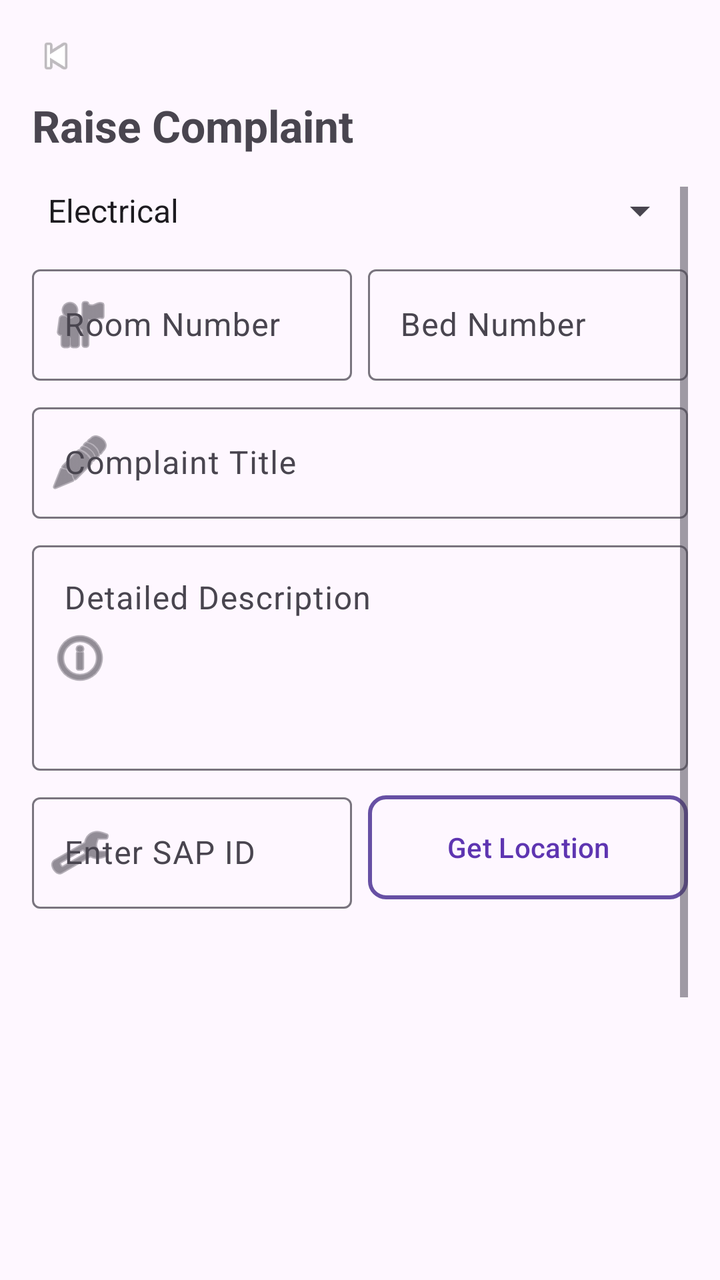
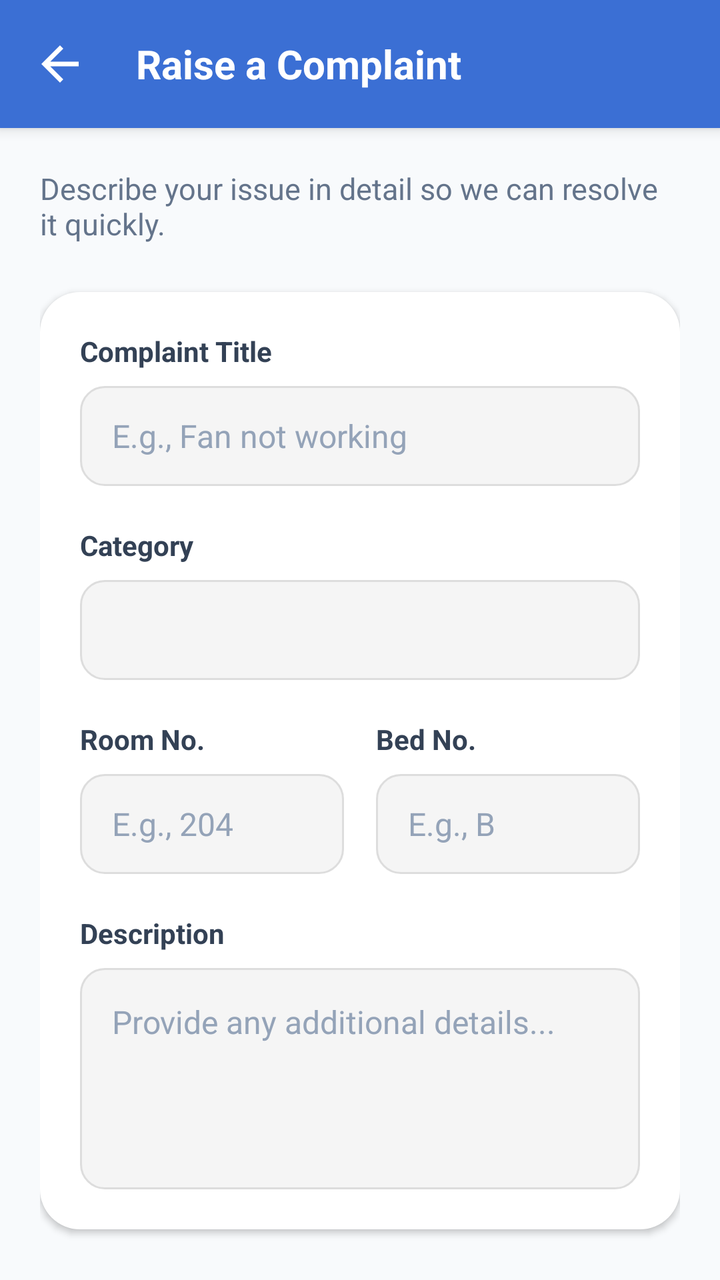

Compare the two renders of this Android layout. The source of the first and the diff that turns it into the second are given below.
<!-- AndroidManifest.xml: application theme Theme.HostelComplaintApp -->
<!-- res/layout/activity_raise_complaint.xml -->
<?xml version="1.0" encoding="utf-8"?>
<LinearLayout xmlns:android="http://schemas.android.com/apk/res/android"
    xmlns:app="http://schemas.android.com/apk/res-auto"
    android:layout_width="match_parent"
    android:layout_height="match_parent"
    android:orientation="vertical"
    android:padding="16dp">

    
    <ImageView
        android:id="@+id/btnBack"
        android:layout_width="24dp"
        android:layout_height="24dp"
        android:src="@android:drawable/ic_media_previous"
        android:layout_marginBottom="8dp"/>

    <TextView
        android:text="Raise Complaint"
        android:textSize="22sp"
        android:textStyle="bold"
        android:layout_marginBottom="16dp"
        android:layout_height="wrap_content"
        android:layout_width="match_parent"/>

    <ScrollView
        android:layout_width="match_parent"
        android:layout_height="0dp"
        android:layout_weight="1">

        <LinearLayout
            android:layout_width="match_parent"
            android:layout_height="wrap_content"
            android:orientation="vertical">

            
            <Spinner
                android:id="@+id/spinnerCategory"
                android:layout_width="match_parent"
                android:layout_height="wrap_content"
                android:entries="@array/categories"/>

            
            <LinearLayout
                android:layout_width="match_parent"
                android:layout_height="wrap_content"
                android:orientation="horizontal"
                android:layout_marginTop="12dp"
                android:baselineAligned="false">

                
                <com.google.android.material.textfield.TextInputLayout
                    android:layout_width="0dp"
                    android:layout_weight="1"
                    android:layout_height="wrap_content"
                    android:layout_marginEnd="4dp"
                    app:startIconDrawable="@android:drawable/ic_menu_myplaces">
                    <EditText
                        android:id="@+id/etRoom"
                        android:hint="Room Number"
                        android:layout_width="match_parent"
                        android:layout_height="wrap_content"/>
                </com.google.android.material.textfield.TextInputLayout>

                
                <com.google.android.material.textfield.TextInputLayout
                    android:layout_width="0dp"
                    android:layout_weight="1"
                    android:layout_height="wrap_content"
                    android:layout_marginStart="4dp">
                    <EditText
                        android:id="@+id/bednumber"
                        android:hint="Bed Number"
                        android:layout_width="match_parent"
                        android:layout_height="wrap_content"/>
                </com.google.android.material.textfield.TextInputLayout>

            </LinearLayout>

            
            <com.google.android.material.textfield.TextInputLayout
                android:layout_width="match_parent"
                android:layout_height="wrap_content"
                android:layout_marginTop="8dp"
                app:startIconDrawable="@android:drawable/ic_menu_edit">
                <EditText
                    android:id="@+id/etTitle"
                    android:hint="Complaint Title"
                    android:layout_width="match_parent"
                    android:layout_height="wrap_content"/>
            </com.google.android.material.textfield.TextInputLayout>

            
            <com.google.android.material.textfield.TextInputLayout
                android:layout_width="match_parent"
                android:layout_height="wrap_content"
                android:layout_marginTop="8dp"
                app:startIconDrawable="@android:drawable/ic_menu_info_details">
                <EditText
                    android:id="@+id/etDescription"
                    android:hint="Detailed Description"
                    android:minLines="4"
                    android:gravity="top"
                    android:layout_width="match_parent"
                    android:layout_height="wrap_content"/>
            </com.google.android.material.textfield.TextInputLayout>

            
            <LinearLayout
                android:layout_width="match_parent"
                android:layout_height="wrap_content"
                android:orientation="horizontal"
                android:layout_marginTop="8dp"
                android:gravity="center_vertical"
                android:baselineAligned="false">

                <com.google.android.material.textfield.TextInputLayout
                    android:layout_width="0dp"
                    android:layout_weight="1"
                    android:layout_height="wrap_content"
                    android:layout_marginEnd="4dp"
                    app:startIconDrawable="@android:drawable/ic_menu_manage">
                    <EditText
                        android:id="@+id/etStudentId"
                        android:hint="Enter SAP ID"
                        android:layout_width="match_parent"
                        android:layout_height="wrap_content"
                        android:inputType="text"/>
                </com.google.android.material.textfield.TextInputLayout>

                <Button
                    android:id="@+id/btnLocation"
                    android:text="Get Location"
                    android:layout_width="0dp"
                    android:layout_weight="1"
                    android:layout_height="52dp"
                    android:layout_marginStart="4dp"
                    android:background="@drawable/outlined_button"
                    android:textColor="#5E35B1"/>

            </LinearLayout>

            
            <ImageView
                android:id="@+id/imagePreview"
                android:layout_width="match_parent"
                android:layout_height="200dp"
                android:scaleType="centerCrop"
                android:layout_marginTop="10dp"/>

            
            <Button
                android:id="@+id/btnUploadImage"
                android:text="Upload Image"
                android:layout_width="match_parent"
                android:layout_height="wrap_content"
                android:layout_marginTop="12dp"
                android:backgroundTint="#5E35B1"
                android:textColor="@android:color/white"/>

            
            <Button
                android:id="@+id/btnSubmit"
                android:text="Submit Complaint"
                android:layout_width="match_parent"
                android:layout_height="wrap_content"
                android:layout_marginTop="16dp"
                android:textStyle="bold"
                android:backgroundTint="#2E7D32"
                android:textColor="@android:color/white"/>

        </LinearLayout>

    </ScrollView>

</LinearLayout>
<!-- resources referenced by this layout -->
<resources>
  <string-array name="categories">
          <item>Electrical</item>
          <item>Plumbing</item>
          <item>Cleaning</item>
          <item>Wi-Fi</item>
          <item>Furniture</item>
          <item>Mess</item>
          <item>Others</item>
  
      </string-array>
  <!-- drawable outlined_button (drawable) -->
  <?xml version="1.0" encoding="utf-8"?>
  <shape xmlns:android="http://schemas.android.com/apk/res/android"
      android:shape="rectangle">
      <stroke android:width="2dp" android:color="#757575" />
      <corners android:radius="8dp" />
      <solid android:color="@android:color/transparent" />
  </shape>
  <style name="Theme.HostelComplaintApp" parent="Base.Theme.HostelComplaintApp" />
  <style name="Base.Theme.HostelComplaintApp" parent="Theme.Material3.DayNight.NoActionBar">
          
          
      </style>
</resources>

<!-- the commit's change to res/layout/activity_raise_complaint.xml (unified diff, before → after) -->
@@ -4,172 +4,292 @@
     android:layout_width="match_parent"
     android:layout_height="match_parent"
     android:orientation="vertical"
-    android:padding="16dp">
+    android:background="#F8FAFC">
 
     
-    <ImageView
-        android:id="@+id/btnBack"
-        android:layout_width="24dp"
-        android:layout_height="24dp"
-        android:src="@android:drawable/ic_media_previous"
-        android:layout_marginBottom="8dp"/>
-
-    <TextView
-        android:text="Raise Complaint"
-        android:textSize="22sp"
-        android:textStyle="bold"
-        android:layout_marginBottom="16dp"
-        android:layout_height="wrap_content"
-        android:layout_width="match_parent"/>
+    <LinearLayout
+        android:layout_width="match_parent"
+        android:layout_height="?attr/actionBarSize"
+        android:orientation="horizontal"
+        android:gravity="center_vertical"
+        android:paddingHorizontal="16dp"
+        android:background="#3B6FD4"
+        android:elevation="4dp">
+
+        <ImageView
+            android:id="@+id/btnBack"
+            android:layout_width="28dp"
+            android:layout_height="28dp"
+            android:src="@drawable/baseline_arrow_back_24"
+            app:tint="#FFFFFF"
+            android:background="?attr/selectableItemBackgroundBorderless"
+            android:clickable="true"
+            android:focusable="true"/>
+
+        <TextView
+            android:layout_width="wrap_content"
+            android:layout_height="wrap_content"
+            android:text="Raise a Complaint"
+            android:textSize="20sp"
+            android:textStyle="bold"
+            android:textColor="#FFFFFF"
+            android:layout_marginStart="24dp"/>
+    </LinearLayout>
 
     <ScrollView
         android:layout_width="match_parent"
-        android:layout_height="0dp"
-        android:layout_weight="1">
-
+        android:layout_height="match_parent"
+        android:fillViewport="true"
+        android:overScrollMode="never"
+        android:scrollbars="none">
+
+        
         <LinearLayout
             android:layout_width="match_parent"
             android:layout_height="wrap_content"
-            android:orientation="vertical">
-
-            
-            <Spinner
-                android:id="@+id/spinnerCategory"
-                android:layout_width="match_parent"
-                android:layout_height="wrap_content"
-                android:entries="@array/categories"/>
+            android:orientation="vertical"
+            android:padding="20dp">
+
+            <TextView
+                android:layout_width="match_parent"
+                android:layout_height="wrap_content"
+                android:text="Describe your issue in detail so we can resolve it quickly."
+                android:textColor="#64748B"
+                android:textSize="15sp"
+                android:layout_marginBottom="24dp"/>
 
             
             <LinearLayout
                 android:layout_width="match_parent"
                 android:layout_height="wrap_content"
+                android:orientation="vertical"
+                android:background="@drawable/menu_card_bg"
+                android:elevation="2dp"
+                android:padding="20dp">
+
+                
+                <TextView
+                    android:layout_width="match_parent"
+                    android:layout_height="wrap_content"
+                    android:text="Complaint Title"
+                    android:textSize="14sp"
+                    android:textStyle="bold"
+                    android:textColor="#334155"
+                    android:layout_marginBottom="8dp"/>
+
+                <EditText
+                    android:id="@+id/etTitle"
+                    android:layout_width="match_parent"
+                    android:layout_height="50dp"
+                    android:background="@drawable/input_bg"
+                    android:hint="E.g., Fan not working"
+                    android:textColorHint="#94A3B8"
+                    android:paddingHorizontal="16dp"
+                    android:textColor="#1E293B"
+                    android:textSize="16sp"
+                    android:singleLine="true"/>
+
+                
+                <TextView
+                    android:layout_width="match_parent"
+                    android:layout_height="wrap_content"
+                    android:text="Category"
+                    android:textSize="14sp"
+                    android:textStyle="bold"
+                    android:textColor="#334155"
+                    android:layout_marginTop="20dp"
+                    android:layout_marginBottom="8dp"/>
+
+                <LinearLayout
+                    android:layout_width="match_parent"
+                    android:layout_height="50dp"
+                    android:background="@drawable/input_bg"
+                    android:orientation="horizontal"
+                    android:paddingEnd="8dp">
+
+                    <Spinner
+                        android:id="@+id/spinnerCategory"
+                        android:layout_width="match_parent"
+                        android:layout_height="match_parent"
+                        android:background="@null"
+                        android:paddingStart="12dp"
+                        android:popupBackground="@drawable/menu_card_bg"/>
+                </LinearLayout>
+
+                
+                <LinearLayout
+                    android:layout_width="match_parent"
+                    android:layout_height="wrap_content"
+                    android:orientation="horizontal"
+                    android:layout_marginTop="20dp"
+                    android:baselineAligned="false">
+
+                    <LinearLayout
+                        android:layout_width="0dp"
+                        android:layout_weight="1"
+                        android:layout_height="wrap_content"
+                        android:orientation="vertical"
+                        android:layout_marginEnd="8dp">
+                        
+                        <TextView
+                            android:layout_width="match_parent"
+                            android:layout_height="wrap_content"
+                            android:text="Room No."
+                            android:textSize="14sp"
+                            android:textStyle="bold"
+                            android:textColor="#334155"
+                            android:layout_marginBottom="8dp"/>
+                            
+                        <EditText
+                            android:id="@+id/etRoom"
+                            android:layout_width="match_parent"
+                            android:layout_height="50dp"
+                            android:background="@drawable/input_bg"
+                            android:hint="E.g., 204"
+                            android:textColorHint="#94A3B8"
+                            android:paddingHorizontal="16dp"
+                            android:textColor="#1E293B"
+                            android:inputType="number"
+                            android:textSize="16sp"/>
+                    </LinearLayout>
+
+                    <LinearLayout
+                        android:layout_width="0dp"
+                        android:layout_weight="1"
+                        android:layout_height="wrap_content"
+                        android:orientation="vertical"
+                        android:layout_marginStart="8dp">
+
+                        <TextView
+                            android:layout_width="match_parent"
+                            android:layout_height="wrap_content"
+                            android:text="Bed No."
+                            android:textSize="14sp"
+                            android:textStyle="bold"
+                            android:textColor="#334155"
+                            android:layout_marginBottom="8dp"/>
+
+                        <EditText
+                            android:id="@+id/bednumber"
+                            android:layout_width="match_parent"
+                            android:layout_height="50dp"
+                            android:background="@drawable/input_bg"
+                            android:hint="E.g., B"
+                            android:textColorHint="#94A3B8"
+                            android:paddingHorizontal="16dp"
+                            android:textColor="#1E293B"
+                            android:textSize="16sp"/>
+                    </LinearLayout>
+                </LinearLayout>
+
+                
+                <TextView
+                    android:layout_width="match_parent"
+                    android:layout_height="wrap_content"
+                    android:text="Description"
+                    android:textSize="14sp"
+                    android:textStyle="bold"
+                    android:textColor="#334155"
+                    android:layout_marginTop="20dp"
+                    android:layout_marginBottom="8dp"/>
+
+                <EditText
+                    android:id="@+id/etDescription"
+                    android:layout_width="match_parent"
+                    android:layout_height="wrap_content"
+                    android:minLines="4"
+                    android:gravity="top|start"
+                    android:background="@drawable/input_bg"
+                    android:hint="Provide any additional details..."
+                    android:textColorHint="#94A3B8"
+                    android:padding="16dp"
+                    android:textColor="#1E293B"
+                    android:textSize="16sp"/>
+
+            </LinearLayout>
+
+            <LinearLayout
+                android:layout_width="match_parent"
+                android:layout_height="wrap_content"
                 android:orientation="horizontal"
-                android:layout_marginTop="12dp"
+                android:layout_marginTop="24dp"
                 android:baselineAligned="false">
 
                 
-                <com.google.android.material.textfield.TextInputLayout
+                <Button
+                    android:id="@+id/btnLocation"
                     android:layout_width="0dp"
                     android:layout_weight="1"
-                    android:layout_height="wrap_content"
-                    android:layout_marginEnd="4dp"
-                    app:startIconDrawable="@android:drawable/ic_menu_myplaces">
-                    <EditText
-                        android:id="@+id/etRoom"
-                        android:hint="Room Number"
-                        android:layout_width="match_parent"
-                        android:layout_height="wrap_content"/>
-                </com.google.android.material.textfield.TextInputLayout>
-
-                
-                <com.google.android.material.textfield.TextInputLayout
+                    android:layout_height="55dp"
+                    android:text="Attach Location"
+                    android:backgroundTint="#EFF6FF"
+                    android:textColor="#1D4ED8"
+                    app:icon="@drawable/ic_location_on"
+                    app:iconTint="#1D4ED8"
+                    app:iconGravity="textStart"
+                    android:textAllCaps="false"
+                    android:textSize="14sp"
+                    app:cornerRadius="12dp"
+                    android:elevation="0dp"
+                    android:layout_marginEnd="8dp"/>
+
+                
+                <Button
+                    android:id="@+id/btnUploadImage"
                     android:layout_width="0dp"
                     android:layout_weight="1"
-                    android:layout_height="wrap_content"
-                    android:layout_marginStart="4dp">
-                    <EditText
-                        android:id="@+id/bednumber"
-                        android:hint="Bed Number"
-                        android:layout_width="match_parent"
-                        android:layout_height="wrap_content"/>
-                </com.google.android.material.textfield.TextInputLayout>
+                    android:layout_height="55dp"
+                    android:text="Upload Image"
+                    android:backgroundTint="#EFF6FF"
+                    android:textColor="#1D4ED8"
+                    app:icon="@drawable/ic_image_add"
+                    app:iconTint="#1D4ED8"
+                    app:iconGravity="textStart"
+                    android:textAllCaps="false"
+                    android:textSize="14sp"
+                    app:cornerRadius="12dp"
+                    android:elevation="0dp"
+                    android:layout_marginStart="8dp"/>
 
             </LinearLayout>
 
             
-            <com.google.android.material.textfield.TextInputLayout
-                android:layout_width="match_parent"
-                android:layout_height="wrap_content"
-                android:layout_marginTop="8dp"
-                app:startIconDrawable="@android:drawable/ic_menu_edit">
-                <EditText
-                    android:id="@+id/etTitle"
-                    android:hint="Complaint Title"
-                    android:layout_width="match_parent"
-                    android:layout_height="wrap_content"/>
-            </com.google.android.material.textfield.TextInputLayout>
-
-            
-            <com.google.android.material.textfield.TextInputLayout
-                android:layout_width="match_parent"
-                android:layout_height="wrap_content"
-                android:layout_marginTop="8dp"
-                app:startIconDrawable="@android:drawable/ic_menu_info_details">
-                <EditText
-                    android:id="@+id/etDescription"
-                    android:hint="Detailed Description"
-                    android:minLines="4"
-                    android:gravity="top"
-                    android:layout_width="match_parent"
-                    android:layout_height="wrap_content"/>
-            </com.google.android.material.textfield.TextInputLayout>
-
-            
-            <LinearLayout
-                android:layout_width="match_parent"
-                android:layout_height="wrap_content"
-                android:orientation="horizontal"
-                android:layout_marginTop="8dp"
-                android:gravity="center_vertical"
-                android:baselineAligned="false">
-
-                <com.google.android.material.textfield.TextInputLayout
-                    android:layout_width="0dp"
-                    android:layout_weight="1"
-                    android:layout_height="wrap_content"
-                    android:layout_marginEnd="4dp"
-                    app:startIconDrawable="@android:drawable/ic_menu_manage">
-                    <EditText
-                        android:id="@+id/etStudentId"
-                        android:hint="Enter SAP ID"
-                        android:layout_width="match_parent"
-                        android:layout_height="wrap_content"
-                        android:inputType="text"/>
-                </com.google.android.material.textfield.TextInputLayout>
-
-                <Button
-                    android:id="@+id/btnLocation"
-                    android:text="Get Location"
-                    android:layout_width="0dp"
-                    android:layout_weight="1"
-                    android:layout_height="52dp"
-                    android:layout_marginStart="4dp"
-                    android:background="@drawable/outlined_button"
-                    android:textColor="#5E35B1"/>
-
-            </LinearLayout>
-
-            
-            <ImageView
-                android:id="@+id/imagePreview"
-                android:layout_width="match_parent"
-                android:layout_height="200dp"
-                android:scaleType="centerCrop"
-                android:layout_marginTop="10dp"/>
-
-            
-            <Button
-                android:id="@+id/btnUploadImage"
-                android:text="Upload Image"
-                android:layout_width="match_parent"
-                android:layout_height="wrap_content"
-                android:layout_marginTop="12dp"
-                android:backgroundTint="#5E35B1"
-                android:textColor="@android:color/white"/>
+            <FrameLayout
+                android:layout_width="match_parent"
+                android:layout_height="wrap_content"
+                android:layout_marginTop="16dp"
+                android:background="@drawable/input_bg"
+                android:clipToOutline="true">
+
+                <ImageView
+                    android:id="@+id/imagePreview"
+                    android:layout_width="match_parent"
+                    android:layout_height="wrap_content"
+                    android:minHeight="150dp"
+                    android:scaleType="centerCrop"
+                    android:adjustViewBounds="true"
+                    android:background="@android:color/transparent"/>
+            </FrameLayout>
+
+            <Space
+                android:layout_width="match_parent"
+                android:layout_height="24dp"/>
 
             
             <Button
                 android:id="@+id/btnSubmit"
+                android:layout_width="match_parent"
+                android:layout_height="60dp"
                 android:text="Submit Complaint"
-                android:layout_width="match_parent"
-                android:layout_height="wrap_content"
-                android:layout_marginTop="16dp"
+                android:textSize="16sp"
                 android:textStyle="bold"
-                android:backgroundTint="#2E7D32"
-                android:textColor="@android:color/white"/>
+                android:textAllCaps="false"
+                android:backgroundTint="#2563EB"
+                android:textColor="#FFFFFF"
+                app:cornerRadius="14dp"
+                android:layout_marginBottom="40dp"
+                android:elevation="4dp"/>
 
         </LinearLayout>
-
     </ScrollView>
-
 </LinearLayout>
<!-- resource entries referenced after the edit -->
@@ -1,22 +1,48 @@
 <!-- resources referenced by this layout -->
 <resources>
-  <string-array name="categories">
-          <item>Electrical</item>
-          <item>Plumbing</item>
-          <item>Cleaning</item>
-          <item>Wi-Fi</item>
-          <item>Furniture</item>
-          <item>Mess</item>
-          <item>Others</item>
-  
-      </string-array>
-  <!-- drawable outlined_button (drawable) -->
+  <!-- drawable baseline_arrow_back_24 (drawable) -->
+  <vector xmlns:android="http://schemas.android.com/apk/res/android" android:autoMirrored="true" android:height="24dp" android:tint="#000000" android:viewportHeight="24" android:viewportWidth="24" android:width="24dp">
+        
+      <path android:fillColor="@android:color/white" android:pathData="M20,11H7.83l5.59,-5.59L12,4l-8,8 8,8 1.41,-1.41L7.83,13H20v-2z"/>
+      
+  </vector>
+  <!-- drawable ic_image_add (drawable) -->
+  <vector xmlns:android="http://schemas.android.com/apk/res/android"
+      android:width="24dp"
+      android:height="24dp"
+      android:viewportWidth="24"
+      android:viewportHeight="24"
+      android:tint="#FFFFFF">
+      <path
+          android:fillColor="@android:color/white"
+          android:pathData="M19,3H5C3.9,3 3,3.9 3,5v14c0,1.1 0.9,2 2,2h14c1.1,0 2,-0.9 2,-2V5C21,3.9 20.1,3 19,3zM19,19H5V5h14V19zM13.96,12.29l-2.75,3.54l-1.96,-2.36l-2.75,3.53h11L13.96,12.29z"/>
+  </vector>
+  <!-- drawable ic_location_on (drawable) -->
+  <vector xmlns:android="http://schemas.android.com/apk/res/android"
+      android:width="24dp"
+      android:height="24dp"
+      android:viewportWidth="24"
+      android:viewportHeight="24"
+      android:tint="#FFFFFF">
+      <path
+          android:fillColor="@android:color/white"
+          android:pathData="M12,2C8.13,2 5,5.13 5,9c0,5.25 7,13 7,13s7,-7.75 7,-13c0,-3.87 -3.13,-7 -7,-7zM12,11.5c-1.38,0 -2.5,-1.12 -2.5,-2.5s1.12,-2.5 2.5,-2.5 2.5,1.12 2.5,2.5 -1.12,2.5 -2.5,2.5z"/>
+  </vector>
+  <!-- drawable input_bg (drawable) -->
   <?xml version="1.0" encoding="utf-8"?>
-  <shape xmlns:android="http://schemas.android.com/apk/res/android"
-      android:shape="rectangle">
-      <stroke android:width="2dp" android:color="#757575" />
-      <corners android:radius="8dp" />
-      <solid android:color="@android:color/transparent" />
+  <shape xmlns:android="http://schemas.android.com/apk/res/android">
+      <solid android:color="#F5F5F5"/>
+      <corners android:radius="12dp"/>
+      <stroke android:width="1dp" android:color="#DDDDDD"/>
+  </shape>
+  <!-- drawable menu_card_bg (drawable) -->
+  <?xml version="1.0" encoding="utf-8"?>
+  <shape xmlns:android="http://schemas.android.com/apk/res/android">
+      <solid android:color="#FFFFFF"/>
+      <corners android:radius="20dp"/>
+      <stroke
+          android:width="0dp"
+          android:color="@android:color/transparent"/>
   </shape>
   <style name="Theme.HostelComplaintApp" parent="Base.Theme.HostelComplaintApp" />
   <style name="Base.Theme.HostelComplaintApp" parent="Theme.Material3.DayNight.NoActionBar">
